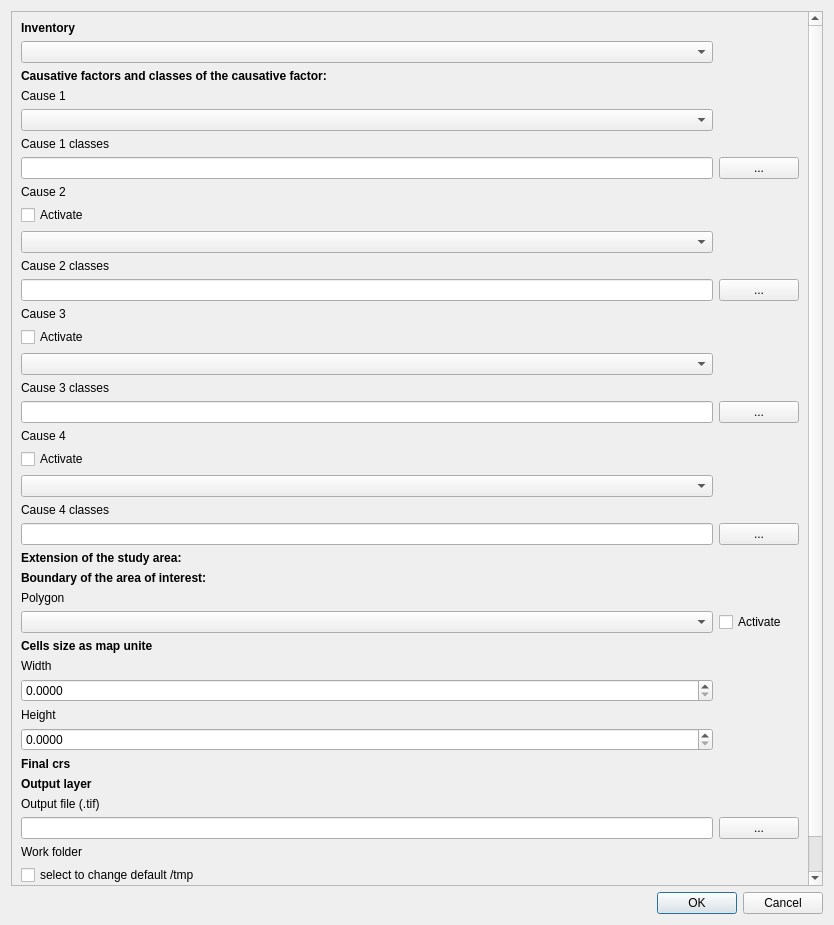
Above: sz/LSZ_dialog_base.ui from giactitti/SZ before the change. Below: the same form after it.
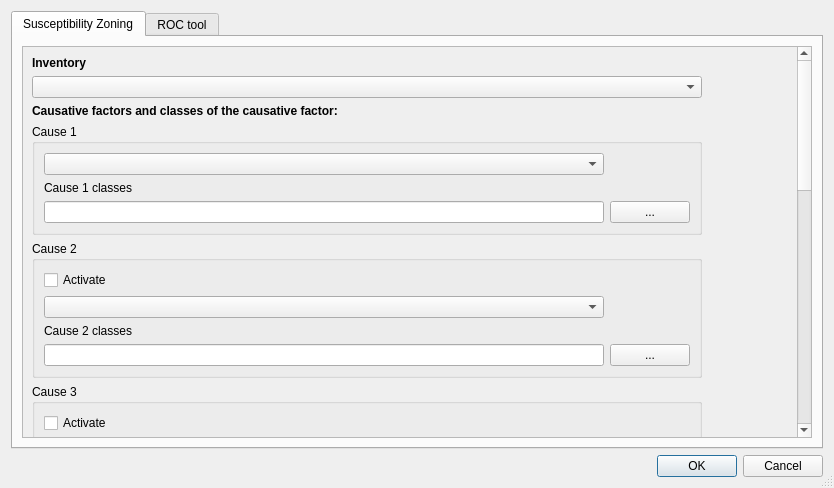
That is the form after the change. Custom widgets are drawn as their Qt base class.

The edit to the form file:
```diff
--- a/sz/LSZ_dialog_base.ui
+++ b/sz/LSZ_dialog_base.ui
@@ -7,25 +7,85 @@
     <x>0</x>
     <y>0</y>
     <width>834</width>
-    <height>925</height>
+    <height>488</height>
    </rect>
   </property>
+  <property name="sizePolicy">
+   <sizepolicy hsizetype="Expanding" vsizetype="Expanding">
+    <horstretch>0</horstretch>
+    <verstretch>0</verstretch>
+   </sizepolicy>
+  </property>
   <property name="windowTitle">
    <string>Susceptibility Zoning plugin</string>
   </property>
-  <layout class="QGridLayout" name="gridLayout">
-   <item row="2" column="0">
-    <widget class="QDialogButtonBox" name="button_box">
-     <property name="orientation">
-      <enum>Qt::Horizontal</enum>
-     </property>
+  <property name="sizeGripEnabled">
+   <bool>true</bool>
+  </property>
+  <property name="modal">
+   <bool>false</bool>
+  </property>
+  <layout class="QGridLayout" name="gridLayout_3">
+   <item row="3" column="0">
+    <widget class="QDialogButtonBox" name="buttonBox">
      <property name="standardButtons">
       <set>QDialogButtonBox::Cancel|QDialogButtonBox::Ok</set>
      </property>
     </widget>
    </item>
+   <item row="2" column="0">
+    <widget class="QTabWidget" name="tabWidget">
+     <property name="enabled">
+      <bool>true</bool>
+     </property>
+     <property name="font">
+      <font>
+       <kerning>true</kerning>
+      </font>
+     </property>
+     <property name="currentIndex">
+      <number>0</number>
+     </property>
+     <property name="usesScrollButtons">
+      <bool>true</bool>
+     </property>
+     <property name="tabBarAutoHide">
+      <bool>false</bool>
+     </property>
+     <widget class="QWidget" name="tab">
+      <attribute name="title">
+       <string>Susceptibility Zoning</string>
+      </attribute>
+      <layout class="QGridLayout" name="gridLayout_4">
    <item row="0" column="0">
     <widget class="QScrollArea" name="scrollArea">
+         <property name="enabled">
+          <bool>true</bool>
+         </property>
+         <property name="sizePolicy">
+          <sizepolicy hsizetype="Expanding" vsizetype="Expanding">
+           <horstretch>0</horstretch>
+           <verstretch>0</verstretch>
+          </sizepolicy>
+         </property>
+         <property name="acceptDrops">
+          <bool>false</bool>
+         </property>
+         <property name="layoutDirection">
+          <enum>Qt::LeftToRight</enum>
+         </property>
+         <property name="autoFillBackground">
+          <bool>true</bool>
+         </property>
+         <property name="frameShadow">
+          <enum>QFrame::Plain</enum>
+         </property>
+         <property name="lineWidth">
+          <number>0</number>
+         </property>
+         <property name="sizeAdjustPolicy">
+          <enum>QAbstractScrollArea::AdjustToContents</enum>
+         </property>
      <property name="widgetResizable">
       <bool>true</bool>
      </property>
@@ -33,14 +93,49 @@
       <property name="geometry">
        <rect>
         <x>0</x>
-        <y>-174</y>
-        <width>800</width>
-        <height>1048</height>
+            <y>-870</y>
+            <width>778</width>
+            <height>1258</height>
        </rect>
       </property>
       <layout class="QGridLayout" name="gridLayout_2">
-       <item row="58" column="2">
-        <spacer name="verticalSpacer_2">
+           <item row="4" column="2">
+            <widget class="QGroupBox" name="groupBox">
+             <property name="autoFillBackground">
+              <bool>true</bool>
+             </property>
+             <property name="title">
+              <string>Cause 1</string>
+             </property>
+             <property name="flat">
+              <bool>false</bool>
+             </property>
+             <layout class="QGridLayout" name="gridLayout_6">
+              <item row="2" column="1">
+               <widget class="QPushButton" name="pushButton_6">
+                <property name="text">
+                 <string>...</string>
+                </property>
+               </widget>
+              </item>
+              <item row="2" column="0">
+               <widget class="QLineEdit" name="lineEdit_6"/>
+              </item>
+              <item row="1" column="0">
+               <widget class="QLabel" name="label_6">
+                <property name="text">
+                 <string>Cause 1 classes</string>
+                </property>
+               </widget>
+              </item>
+              <item row="0" column="0">
+               <widget class="QgsMapLayerComboBox" name="mMapLayerComboBox_4"/>
+              </item>
+             </layout>
+            </widget>
+           </item>
+           <item row="46" column="2">
+            <spacer name="verticalSpacer_6">
          <property name="orientation">
           <enum>Qt::Vertical</enum>
          </property>
@@ -52,10 +147,53 @@
          </property>
         </spacer>
        </item>
+           <item row="27" column="2">
+            <spacer name="verticalSpacer_5">
+             <property name="orientation">
+              <enum>Qt::Vertical</enum>
+             </property>
+             <property name="sizeHint" stdset="0">
+              <size>
+               <width>20</width>
+               <height>40</height>
+              </size>
+             </property>
+            </spacer>
+           </item>
+           <item row="59" column="2">
+            <widget class="QDoubleSpinBox" name="doubleSpinBox_5">
+             <property name="decimals">
+              <number>4</number>
+             </property>
+             <property name="maximum">
+              <double>1000000000.000000000000000</double>
+             </property>
+            </widget>
+           </item>
+           <item row="44" column="2">
+            <widget class="QLabel" name="label_19">
+             <property name="font">
+              <font>
+               <weight>75</weight>
+               <bold>true</bold>
+              </font>
+             </property>
+             <property name="text">
+              <string>Extension of the study area:</string>
+             </property>
+            </widget>
+           </item>
+           <item row="69" column="2">
+            <widget class="QLineEdit" name="lineEdit_5"/>
+           </item>
        <item row="67" column="2">
-        <widget class="QLineEdit" name="lineEdit_16"/>
-       </item>
-       <item row="0" column="2">
+            <widget class="QLabel" name="label_5">
+             <property name="text">
+              <string>Output file</string>
+             </property>
+            </widget>
+           </item>
+           <item row="1" column="2">
         <widget class="QLabel" name="label_22">
          <property name="font">
           <font>
@@ -68,203 +206,44 @@
          </property>
         </widget>
        </item>
+           <item row="70" column="2">
+            <widget class="QLabel" name="label_18">
+             <property name="text">
+              <string>Work folder</string>
+             </property>
+            </widget>
+           </item>
        <item row="56" column="2">
-        <widget class="QDoubleSpinBox" name="doubleSpinBox_6">
-         <property name="decimals">
-          <number>4</number>
-         </property>
-         <property name="maximum">
-          <double>1000000000.000000000000000</double>
-         </property>
-        </widget>
-       </item>
-       <item row="25" column="2">
-        <widget class="QLabel" name="label_9">
+            <widget class="QLabel" name="label_16">
          <property name="text">
-          <string>Cause 4 classes</string>
-         </property>
-        </widget>
-       </item>
-       <item row="54" column="2">
-        <widget class="QDoubleSpinBox" name="doubleSpinBox_5">
-         <property name="decimals">
-          <number>4</number>
-         </property>
-         <property name="maximum">
-          <double>1000000000.000000000000000</double>
-         </property>
-        </widget>
-       </item>
-       <item row="64" column="2">
-        <widget class="QLineEdit" name="lineEdit_5"/>
-       </item>
-       <item row="64" column="3">
-        <widget class="QPushButton" name="pushButton_5">
-         <property name="inputMethodHints">
-          <set>Qt::ImhNone</set>
-         </property>
-         <property name="text">
-          <string>...</string>
+              <string>Width</string>
          </property>
         </widget>
        </item>
        <item row="49" column="2">
-        <widget class="QLabel" name="label_23">
-         <property name="font">
-          <font>
-           <weight>75</weight>
-           <bold>true</bold>
-          </font>
-         </property>
-         <property name="text">
-          <string>Cells size as map unite</string>
-         </property>
-        </widget>
-       </item>
-       <item row="2" column="2">
-        <widget class="QLabel" name="label_20">
-         <property name="font">
-          <font>
-           <weight>75</weight>
-           <bold>true</bold>
-          </font>
-         </property>
-         <property name="text">
-          <string>Causative factors and classes of the causative factor:</string>
-         </property>
-        </widget>
-       </item>
-       <item row="41" column="2">
-        <widget class="QLabel" name="label_19">
-         <property name="font">
-          <font>
-           <weight>75</weight>
-           <bold>true</bold>
-          </font>
-         </property>
-         <property name="text">
-          <string>Extension of the study area:</string>
-         </property>
-        </widget>
-       </item>
-       <item row="60" column="2">
-        <widget class="QLabel" name="label_24">
-         <property name="font">
-          <font>
-           <weight>75</weight>
-           <bold>true</bold>
-          </font>
-         </property>
-         <property name="text">
-          <string>Output layer</string>
-         </property>
-        </widget>
-       </item>
-       <item row="44" column="2">
-        <widget class="QLabel" name="label_25">
-         <property name="font">
-          <font>
-           <weight>75</weight>
-           <bold>true</bold>
-          </font>
-         </property>
-         <property name="text">
-          <string>Boundary of the area of interest:</string>
-         </property>
-        </widget>
-       </item>
-       <item row="55" column="2">
-        <widget class="QLabel" name="label_17">
-         <property name="text">
-          <string>Height</string>
-         </property>
-        </widget>
-       </item>
-       <item row="19" column="2">
-        <widget class="QLabel" name="label_8">
-         <property name="text">
-          <string>Cause 3 classes</string>
-         </property>
-        </widget>
-       </item>
-       <item row="5" column="2">
-        <widget class="QLabel" name="label_6">
-         <property name="text">
-          <string>Cause 1 classes</string>
-         </property>
-        </widget>
-       </item>
-       <item row="9" column="2">
-        <widget class="QLabel" name="label_2">
-         <property name="text">
-          <string>Cause 2 </string>
-         </property>
-        </widget>
-       </item>
-       <item row="12" column="2">
-        <widget class="QLabel" name="label_7">
-         <property name="text">
-          <string>Cause 2 classes</string>
-         </property>
-        </widget>
-       </item>
-       <item row="3" column="2">
-        <widget class="QLabel" name="label">
-         <property name="text">
-          <string>Cause 1</string>
-         </property>
-        </widget>
-       </item>
-       <item row="15" column="2">
-        <widget class="QLabel" name="label_3">
-         <property name="text">
-          <string>Cause 3</string>
-         </property>
-        </widget>
-       </item>
-       <item row="22" column="2">
-        <widget class="QLabel" name="label_4">
-         <property name="text">
-          <string>Cause 4</string>
-         </property>
-        </widget>
-       </item>
-       <item row="45" column="2">
         <widget class="QLabel" name="label_26">
          <property name="text">
           <string>Polygon</string>
          </property>
         </widget>
        </item>
-       <item row="51" column="2">
-        <widget class="QLabel" name="label_16">
-         <property name="text">
-          <string>Width</string>
-         </property>
-        </widget>
-       </item>
-       <item row="62" column="2">
-        <widget class="QLabel" name="label_5">
-         <property name="text">
-          <string>Output file (.tif)</string>
-         </property>
-        </widget>
-       </item>
-       <item row="67" column="3">
-        <widget class="QPushButton" name="pushButton_12">
-         <property name="text">
-          <string>...</string>
-         </property>
-        </widget>
-       </item>
-       <item row="65" column="2">
-        <widget class="QLabel" name="label_18">
-         <property name="text">
-          <string>Work folder</string>
-         </property>
-        </widget>
-       </item>
-       <item row="43" column="2">
+           <item row="52" column="2">
+            <widget class="QgsMapLayerComboBox" name="mMapLayerComboBox"/>
+           </item>
+           <item row="45" column="2">
+            <spacer name="verticalSpacer_3">
+             <property name="orientation">
+              <enum>Qt::Vertical</enum>
+             </property>
+             <property name="sizeHint" stdset="0">
+              <size>
+               <width>20</width>
+               <height>40</height>
+              </size>
+             </property>
+            </spacer>
+           </item>
+           <item row="47" column="2">
         <spacer name="verticalSpacer">
          <property name="orientation">
           <enum>Qt::Vertical</enum>
@@ -277,10 +256,33 @@
          </property>
         </spacer>
        </item>
+           <item row="72" column="3">
+            <widget class="QPushButton" name="pushButton_12">
+             <property name="text">
+              <string>...</string>
+             </property>
+            </widget>
+           </item>
+           <item row="72" column="2">
+            <widget class="QLineEdit" name="lineEdit_16"/>
+           </item>
+           <item row="2" column="2">
+            <widget class="QgsMapLayerComboBox" name="mMapLayerComboBox_2"/>
+           </item>
        <item row="48" column="2">
-        <widget class="QgsMapLayerComboBox" name="mMapLayerComboBox"/>
-       </item>
-       <item row="57" column="2">
+            <widget class="QLabel" name="label_25">
+             <property name="font">
+              <font>
+               <weight>75</weight>
+               <bold>true</bold>
+              </font>
+             </property>
+             <property name="text">
+              <string>Boundary of the area of interest:</string>
+             </property>
+            </widget>
+           </item>
+           <item row="62" column="2">
         <widget class="QLabel" name="label_12">
          <property name="font">
           <font>
@@ -293,8 +295,90 @@
          </property>
         </widget>
        </item>
-       <item row="48" column="3">
+           <item row="54" column="2">
+            <widget class="QLabel" name="label_23">
+             <property name="font">
+              <font>
+               <weight>75</weight>
+               <bold>true</bold>
+              </font>
+             </property>
+             <property name="text">
+              <string>Cells size as map unite</string>
+             </property>
+            </widget>
+           </item>
+           <item row="65" column="2">
+            <widget class="QLabel" name="label_24">
+             <property name="font">
+              <font>
+               <weight>75</weight>
+               <bold>true</bold>
+              </font>
+             </property>
+             <property name="text">
+              <string>Outputs</string>
+             </property>
+            </widget>
+           </item>
+           <item row="61" column="2">
+            <widget class="QDoubleSpinBox" name="doubleSpinBox_6">
+             <property name="decimals">
+              <number>4</number>
+             </property>
+             <property name="maximum">
+              <double>1000000000.000000000000000</double>
+             </property>
+            </widget>
+           </item>
+           <item row="64" column="2">
+            <spacer name="verticalSpacer_4">
+             <property name="orientation">
+              <enum>Qt::Vertical</enum>
+             </property>
+             <property name="sizeHint" stdset="0">
+              <size>
+               <width>20</width>
+               <height>40</height>
+              </size>
+             </property>
+            </spacer>
+           </item>
+           <item row="60" column="2">
+            <widget class="QLabel" name="label_17">
+             <property name="text">
+              <string>Height</string>
+             </property>
+            </widget>
+           </item>
+           <item row="42" column="2">
+            <widget class="QComboBox" name="comboBox"/>
+           </item>
+           <item row="69" column="3">
+            <widget class="QPushButton" name="pushButton_5">
+             <property name="inputMethodHints">
+              <set>Qt::ImhNone</set>
+             </property>
+             <property name="text">
+              <string>...</string>
+             </property>
+            </widget>
+           </item>
+           <item row="71" column="2">
+            <widget class="QCheckBox" name="checkBox_2">
+             <property name="text">
+              <string>select to change default /tmp</string>
+             </property>
+            </widget>
+           </item>
+           <item row="52" column="3">
         <widget class="QCheckBox" name="checkBox">
+             <property name="sizePolicy">
+              <sizepolicy hsizetype="Minimum" vsizetype="Minimum">
+               <horstretch>0</horstretch>
+               <verstretch>0</verstretch>
+              </sizepolicy>
+             </property>
          <property name="text">
           <string>Activate</string>
          </property>
@@ -303,114 +387,262 @@
          </property>
         </widget>
        </item>
-       <item row="4" column="2">
-        <widget class="QgsMapLayerComboBox" name="mMapLayerComboBox_4"/>
-       </item>
-       <item row="17" column="2">
-        <widget class="QgsMapLayerComboBox" name="mMapLayerComboBox_8"/>
-       </item>
-       <item row="11" column="2">
+           <item row="63" column="2">
+            <spacer name="verticalSpacer_2">
+             <property name="orientation">
+              <enum>Qt::Vertical</enum>
+             </property>
+             <property name="sizeHint" stdset="0">
+              <size>
+               <width>20</width>
+               <height>40</height>
+              </size>
+             </property>
+            </spacer>
+           </item>
+           <item row="28" column="2">
+            <widget class="QLabel" name="label_21">
+             <property name="font">
+              <font>
+               <weight>75</weight>
+               <bold>true</bold>
+              </font>
+             </property>
+             <property name="text">
+              <string>Method</string>
+             </property>
+            </widget>
+           </item>
+           <item row="25" column="2">
+            <widget class="QLabel" name="label_27">
+             <property name="text">
+              <string>Add cause</string>
+             </property>
+            </widget>
+           </item>
+           <item row="26" column="2">
+            <widget class="QPushButton" name="pushButton_2">
+             <property name="text">
+              <string>+</string>
+             </property>
+            </widget>
+           </item>
+           <item row="43" column="2">
+            <spacer name="verticalSpacer_7">
+             <property name="orientation">
+              <enum>Qt::Vertical</enum>
+             </property>
+             <property name="sizeHint" stdset="0">
+              <size>
+               <width>20</width>
+               <height>40</height>
+              </size>
+             </property>
+            </spacer>
+           </item>
+           <item row="13" column="2">
+            <widget class="QGroupBox" name="groupBox_2">
+             <property name="autoFillBackground">
+              <bool>true</bool>
+             </property>
+             <property name="title">
+              <string>Cause 2</string>
+             </property>
+             <layout class="QGridLayout" name="gridLayout_7">
+              <item row="1" column="0">
         <widget class="QgsMapLayerComboBox" name="mMapLayerComboBox_6"/>
        </item>
-       <item row="1" column="2">
-        <widget class="QgsMapLayerComboBox" name="mMapLayerComboBox_2"/>
-       </item>
-       <item row="24" column="2">
-        <widget class="QgsMapLayerComboBox" name="mMapLayerComboBox_10"/>
-       </item>
-       <item row="66" column="2">
-        <widget class="QCheckBox" name="checkBox_2">
+              <item row="2" column="0">
+               <widget class="QLabel" name="label_7">
          <property name="text">
-          <string>select to change default /tmp</string>
+                 <string>Cause 2 classes</string>
          </property>
         </widget>
        </item>
-       <item row="6" column="2">
-        <widget class="QLineEdit" name="lineEdit_6"/>
-       </item>
-       <item row="20" column="3">
-        <widget class="QPushButton" name="pushButton_8">
+              <item row="0" column="0">
+               <widget class="QCheckBox" name="checkBox_6">
          <property name="text">
-          <string>...</string>
+                 <string>Activate</string>
          </property>
         </widget>
        </item>
-       <item row="26" column="3">
-        <widget class="QPushButton" name="pushButton_9">
-         <property name="text">
-          <string>...</string>
-         </property>
-        </widget>
-       </item>
-       <item row="13" column="2">
+              <item row="3" column="0">
         <widget class="QLineEdit" name="lineEdit_7"/>
        </item>
-       <item row="26" column="2">
+              <item row="3" column="1">
+               <widget class="QPushButton" name="pushButton_7">
+                <property name="text">
+                 <string>...</string>
+                </property>
+               </widget>
+              </item>
+             </layout>
+            </widget>
+           </item>
+           <item row="21" column="2">
+            <widget class="QGroupBox" name="groupBox_3">
+             <property name="title">
+              <string>Cause 4</string>
+             </property>
+             <layout class="QGridLayout" name="gridLayout_8">
+              <item row="2" column="0">
+               <widget class="QLabel" name="label_9">
+                <property name="text">
+                 <string>Cause 4 classes</string>
+                </property>
+               </widget>
+              </item>
+              <item row="1" column="0">
+               <widget class="QgsMapLayerComboBox" name="mMapLayerComboBox_10"/>
+              </item>
+              <item row="3" column="0">
         <widget class="QLineEdit" name="lineEdit_9"/>
        </item>
-       <item row="23" column="2">
+              <item row="0" column="0">
         <widget class="QCheckBox" name="checkBox_10">
          <property name="text">
           <string>Activate</string>
          </property>
         </widget>
        </item>
-       <item row="10" column="2">
-        <widget class="QCheckBox" name="checkBox_6">
+              <item row="3" column="1">
+               <widget class="QPushButton" name="pushButton_9">
          <property name="text">
-          <string>Activate</string>
+                 <string>...</string>
          </property>
         </widget>
        </item>
-       <item row="6" column="3">
-        <widget class="QPushButton" name="pushButton_6">
-         <property name="text">
-          <string>...</string>
-         </property>
+             </layout>
         </widget>
        </item>
        <item row="20" column="2">
+            <widget class="QGroupBox" name="groupBox_4">
+             <property name="title">
+              <string>Cause 3</string>
+             </property>
+             <layout class="QGridLayout" name="gridLayout_9">
+              <item row="1" column="0">
+               <widget class="QgsMapLayerComboBox" name="mMapLayerComboBox_8"/>
+              </item>
+              <item row="3" column="0">
         <widget class="QLineEdit" name="lineEdit_8"/>
        </item>
+              <item row="3" column="1">
+               <widget class="QPushButton" name="pushButton_8">
+                <property name="text">
+                 <string>...</string>
+                </property>
+               </widget>
+              </item>
+              <item row="2" column="0">
+               <widget class="QLabel" name="label_8">
+                <property name="text">
+                 <string>Cause 3 classes</string>
+                </property>
+               </widget>
+              </item>
+              <item row="0" column="0">
+               <widget class="QCheckBox" name="checkBox_8">
+                <property name="text">
+                 <string>Activate</string>
+                </property>
+               </widget>
+              </item>
+             </layout>
+            </widget>
+           </item>
+           <item row="3" column="2">
+            <widget class="QLabel" name="label_20">
+             <property name="font">
+              <font>
+               <weight>75</weight>
+               <bold>true</bold>
+              </font>
+             </property>
+             <property name="text">
+              <string>Causative factors and classes of the causative factor:</string>
+             </property>
+            </widget>
+           </item>
+          </layout>
+         </widget>
+        </widget>
+       </item>
+      </layout>
+     </widget>
+     <widget class="QWidget" name="tab_2">
+      <attribute name="title">
+       <string>ROC tool</string>
+      </attribute>
+      <layout class="QGridLayout" name="gridLayout_5">
+       <item row="0" column="0">
+        <widget class="QScrollArea" name="scrollArea_2">
+         <property name="widgetResizable">
+          <bool>true</bool>
+         </property>
+         <widget class="QWidget" name="scrollAreaWidgetContents_2">
+          <property name="geometry">
+           <rect>
+            <x>0</x>
+            <y>-44</y>
+            <width>778</width>
+            <height>432</height>
+           </rect>
+          </property>
+          <layout class="QGridLayout" name="gridLayout">
+           <item row="4" column="2">
+            <widget class="QgsMapLayerComboBox" name="mMapLayerComboBox_5"/>
+           </item>
+           <item row="13" column="2">
+            <widget class="QLineEdit" name="lineEdit"/>
+           </item>
        <item row="13" column="3">
-        <widget class="QPushButton" name="pushButton_7">
+            <widget class="QPushButton" name="pushButton">
          <property name="text">
           <string>...</string>
          </property>
         </widget>
        </item>
        <item row="16" column="2">
-        <widget class="QCheckBox" name="checkBox_8">
+            <widget class="QLineEdit" name="lineEdit_2"/>
+           </item>
+           <item row="16" column="3">
+            <widget class="QPushButton" name="pushButton_3">
          <property name="text">
-          <string>Activate</string>
+              <string>...</string>
          </property>
         </widget>
        </item>
-       <item row="42" column="2">
-        <spacer name="verticalSpacer_3">
-         <property name="orientation">
-          <enum>Qt::Vertical</enum>
-         </property>
-         <property name="sizeHint" stdset="0">
-          <size>
-           <width>20</width>
-           <height>40</height>
-          </size>
-         </property>
-        </spacer>
-       </item>
-       <item row="59" column="2">
-        <spacer name="verticalSpacer_4">
-         <property name="orientation">
-          <enum>Qt::Vertical</enum>
-         </property>
-         <property name="sizeHint" stdset="0">
-          <size>
-           <width>20</width>
-           <height>40</height>
-          </size>
-         </property>
-        </spacer>
+           <item row="15" column="2">
+            <widget class="QCheckBox" name="checkBox_3">
+             <property name="text">
+              <string>select to change default /tmp</string>
+             </property>
+            </widget>
+           </item>
+           <item row="14" column="2">
+            <widget class="QLabel" name="label">
+             <property name="text">
+              <string>Work folder</string>
+             </property>
+            </widget>
+           </item>
+           <item row="8" column="2">
+            <widget class="QLabel" name="label_2">
+             <property name="font">
+              <font>
+               <weight>75</weight>
+               <bold>true</bold>
+              </font>
+             </property>
+             <property name="text">
+              <string>Outputs</string>
+             </property>
+            </widget>
+           </item>
+          </layout>
+         </widget>
+        </widget>
        </item>
       </layout>
      </widget>
```
Left out of the diff: 73 changed lines with no effect on the pictures. Lines whose indentation alone changed are shown as unchanged.
